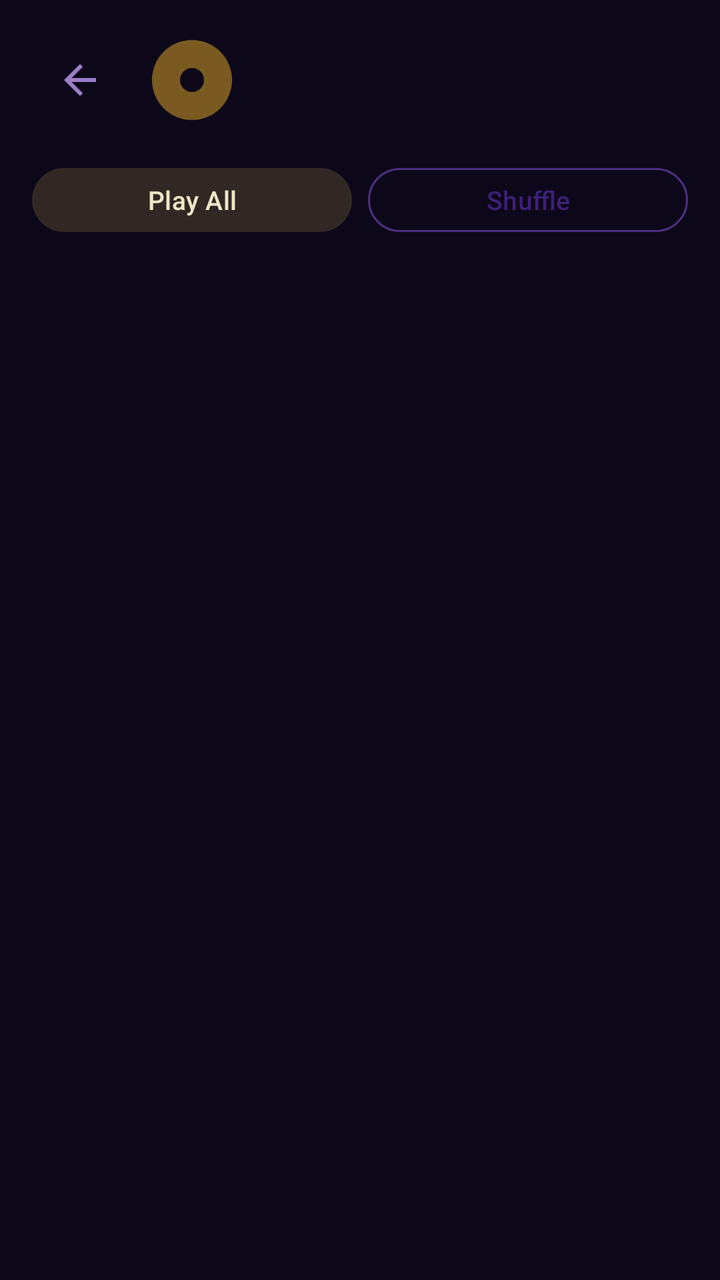
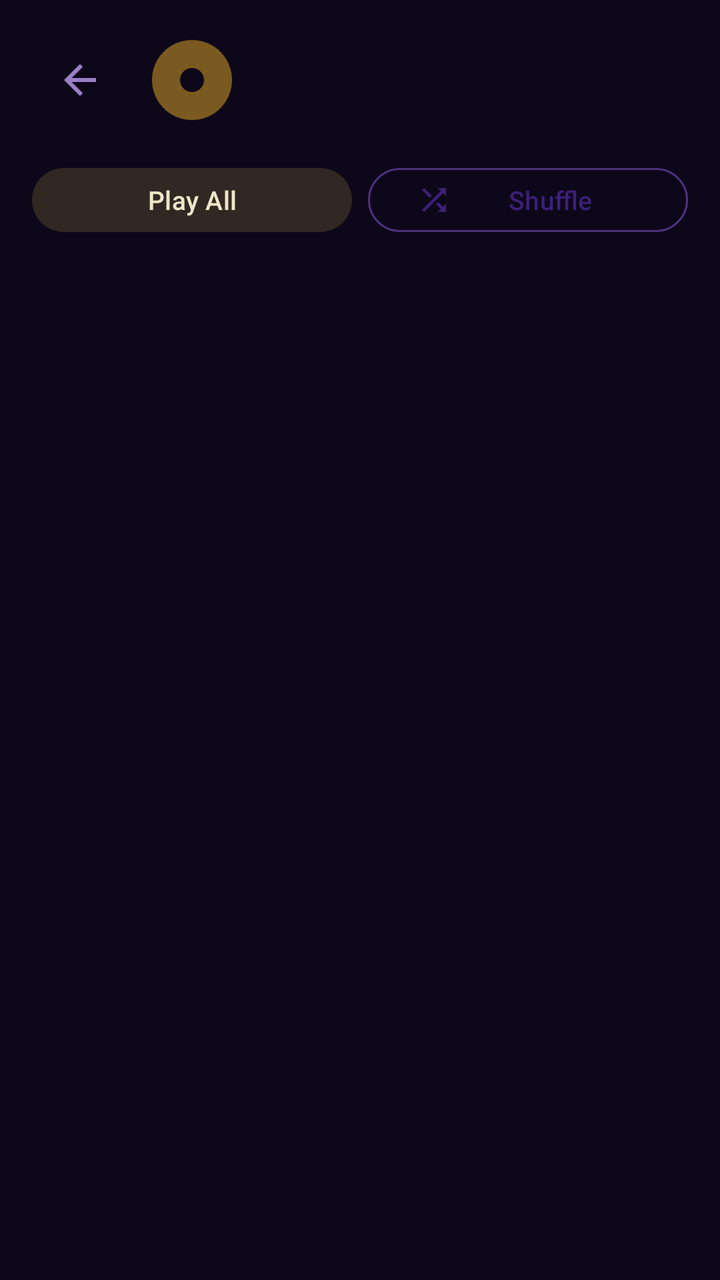

The first picture is an Android layout as it rendered before a commit; the second is the same layout after the commit. The layout source and the unified diff follow.
<!-- AndroidManifest.xml: application theme Theme.Swara -->
<!-- res/layout/fragment_album_detail.xml -->
<?xml version="1.0" encoding="utf-8"?>
<LinearLayout xmlns:android="http://schemas.android.com/apk/res/android"
    xmlns:app="http://schemas.android.com/apk/res-auto"
    android:layout_width="match_parent"
    android:layout_height="match_parent"
    android:background="@color/swara_night"
    android:orientation="vertical">

    <LinearLayout
        android:layout_width="match_parent"
        android:layout_height="wrap_content"
        android:gravity="center_vertical"
        android:orientation="horizontal"
        android:padding="16dp">

        <ImageView
            android:id="@+id/backButton"
            android:layout_width="48dp"
            android:layout_height="48dp"
            android:background="@drawable/ripple_circle"
            android:contentDescription="@string/back"
            android:padding="12dp"
            android:src="@drawable/ic_arrow_back"
            app:tint="@color/swara_lavender" />

        <com.google.android.material.imageview.ShapeableImageView
            android:id="@+id/albumArt"
            android:layout_width="48dp"
            android:layout_height="48dp"
            android:layout_marginStart="8dp"
            android:scaleType="centerCrop"
            android:src="@drawable/ic_album_placeholder"
            app:shapeAppearanceOverlay="@style/ShapeAppearance.Material3.Corner.Small" />

        <LinearLayout
            android:layout_width="0dp"
            android:layout_height="wrap_content"
            android:layout_marginStart="12dp"
            android:layout_weight="1"
            android:orientation="vertical">

            <TextView
                android:id="@+id/albumTitle"
                android:layout_width="match_parent"
                android:layout_height="wrap_content"
                android:ellipsize="end"
                android:maxLines="1"
                android:textColor="@color/swara_text_primary"
                android:textSize="18sp"
                android:textStyle="bold" />

            <TextView
                android:id="@+id/albumMeta"
                android:layout_width="match_parent"
                android:layout_height="wrap_content"
                android:textColor="@color/swara_text_muted"
                android:textSize="13sp" />

        </LinearLayout>

    </LinearLayout>

    
    <LinearLayout
        android:layout_width="match_parent"
        android:layout_height="wrap_content"
        android:orientation="horizontal"
        android:paddingHorizontal="16dp"
        android:paddingBottom="8dp"
        android:gravity="center_vertical">

        <com.google.android.material.button.MaterialButton
            android:id="@+id/btnPlayAll"
            android:layout_width="0dp"
            android:layout_height="40dp"
            android:layout_weight="1"
            android:layout_marginEnd="8dp"
            android:text="@string/play_all"
            android:textSize="13sp"
            android:textAllCaps="false"
            style="@style/Widget.Material3.Button.TonalButton" />

        <com.google.android.material.button.MaterialButton
            android:id="@+id/btnShuffle"
            android:layout_width="0dp"
            android:layout_height="40dp"
            android:layout_weight="1"
            android:text="@string/shuffle_all"
            android:textSize="13sp"
            android:textAllCaps="false"
            android:drawableStartCompat="@drawable/ic_shuffle"
            android:drawablePadding="4dp"
            style="@style/Widget.Material3.Button.OutlinedButton" />

    </LinearLayout>

    <androidx.recyclerview.widget.RecyclerView
        android:id="@+id/recyclerView"
        android:layout_width="match_parent"
        android:layout_height="0dp"
        android:layout_weight="1"
        android:clipToPadding="false"
        android:overScrollMode="never"
        android:paddingBottom="144dp" />

</LinearLayout>
<!-- resources referenced by this layout -->
<resources>
  <color name="swara_lavender">#9B7EC8</color>
  <color name="swara_night">#0D0819</color>
  <color name="swara_text_muted">#7A6A9A</color>
  <color name="swara_text_primary">#F0E6C8</color>
  <!-- drawable ic_album_placeholder (drawable) -->
  <?xml version="1.0" encoding="utf-8"?>
  <vector xmlns:android="http://schemas.android.com/apk/res/android"
      android:width="100dp"
      android:height="100dp"
      android:viewportWidth="24"
      android:viewportHeight="24">
      <path
          android:fillColor="@color/swara_gold_muted"
          android:pathData="M12,2A10,10 0 0,0 2,12A10,10 0 0,0 12,22A10,10 0 0,0 22,12A10,10 0 0,0 12,2M12,9A3,3 0 0,1 15,12A3,3 0 0,1 12,15A3,3 0 0,1 9,12A3,3 0 0,1 12,9Z" />
  </vector>
  <!-- drawable ic_arrow_back (drawable) -->
  <?xml version="1.0" encoding="utf-8"?>
  <vector xmlns:android="http://schemas.android.com/apk/res/android"
      android:width="24dp" android:height="24dp"
      android:viewportWidth="24" android:viewportHeight="24">
      <path android:fillColor="@android:color/white"
          android:pathData="M20,11H7.83l5.59,-5.59L12,4l-8,8 8,8 1.41,-1.41L7.83,13H20v-2z"/>
  </vector>
  <!-- drawable ic_shuffle (drawable) -->
  <?xml version="1.0" encoding="utf-8"?>
  <vector xmlns:android="http://schemas.android.com/apk/res/android"
      android:width="24dp" android:height="24dp"
      android:viewportWidth="24" android:viewportHeight="24">
      <path android:fillColor="@android:color/white"
          android:pathData="M10.59,9.17L5.41,4 4,5.41l5.17,5.17 1.42,-1.41zM14.5,4l2.04,2.04L4,18.59 5.41,20 17.96,7.46 20,9.5V4h-5.5zM14.83,13.41l-1.41,1.41 3.13,3.13L14.5,20H20v-5.5l-2.04,2.04 -3.13,-3.13z"/>
  </vector>
  <!-- drawable ripple_circle (drawable) -->
  <?xml version="1.0" encoding="utf-8"?>
  <ripple xmlns:android="http://schemas.android.com/apk/res/android"
      android:color="@color/swara_ripple">
      <item android:id="@android:id/mask">
          <shape android:shape="oval">
              <solid android:color="@color/swara_night" />
          </shape>
      </item>
  </ripple>
  <string name="back">Back</string>
  <string name="play_all">Play All</string>
  <string name="shuffle_all">Shuffle</string>
  <color name="swara_gold_muted">#7A5A20</color>
  <color name="swara_ripple">#33C9A84C</color>
  <color name="swara_purple">#3D1F7A</color>
  <color name="swara_cream">#F0E6C8</color>
  <color name="swara_surface_2">#231645</color>
  <color name="swara_gold">#C9A84C</color>
  <color name="swara_gold_alpha_20">#33C9A84C</color>
  <color name="swara_surface_1">#1A0E2E</color>
  <color name="swara_glass_stroke">#4D3080</color>
  <color name="swara_text_secondary">#9B7EC8</color>
  <color name="swara_text_hint">#5A4A7A</color>
  <!-- unchanged entries left out for length: 1 -->
</resources>

<!-- the commit's change to res/layout/fragment_album_detail.xml (unified diff, before → after) -->
@@ -88,8 +88,8 @@
             android:text="@string/shuffle_all"
             android:textSize="13sp"
             android:textAllCaps="false"
-            android:drawableStartCompat="@drawable/ic_shuffle"
-            android:drawablePadding="4dp"
+            app:icon="@drawable/ic_shuffle"
+            app:iconPadding="4dp"
             style="@style/Widget.Material3.Button.OutlinedButton" />
 
     </LinearLayout>
